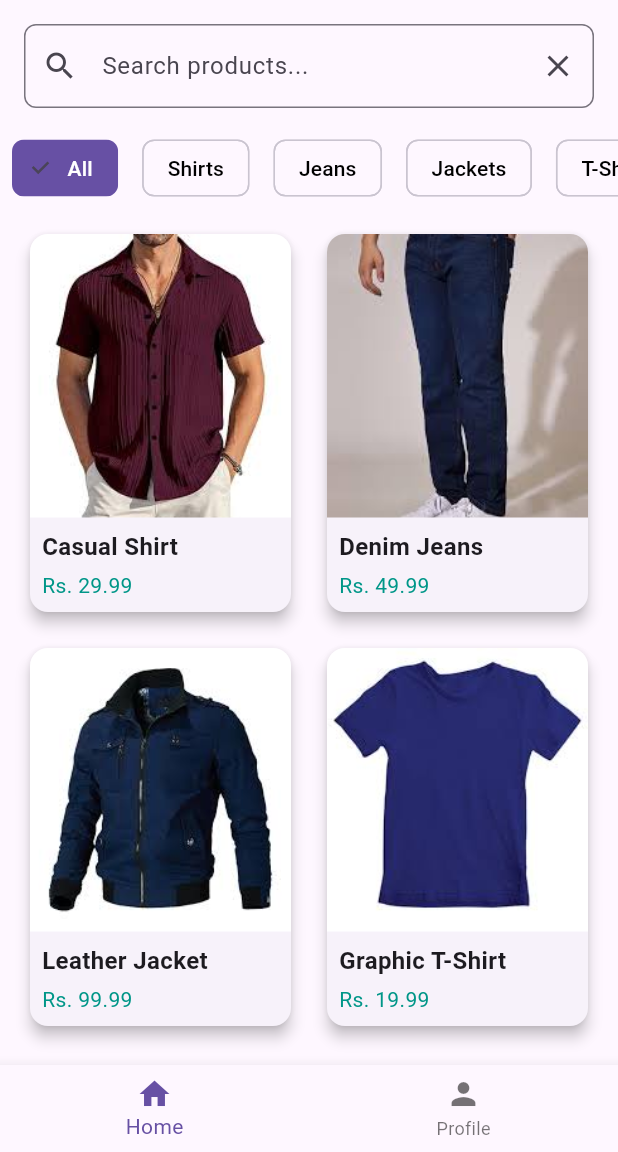
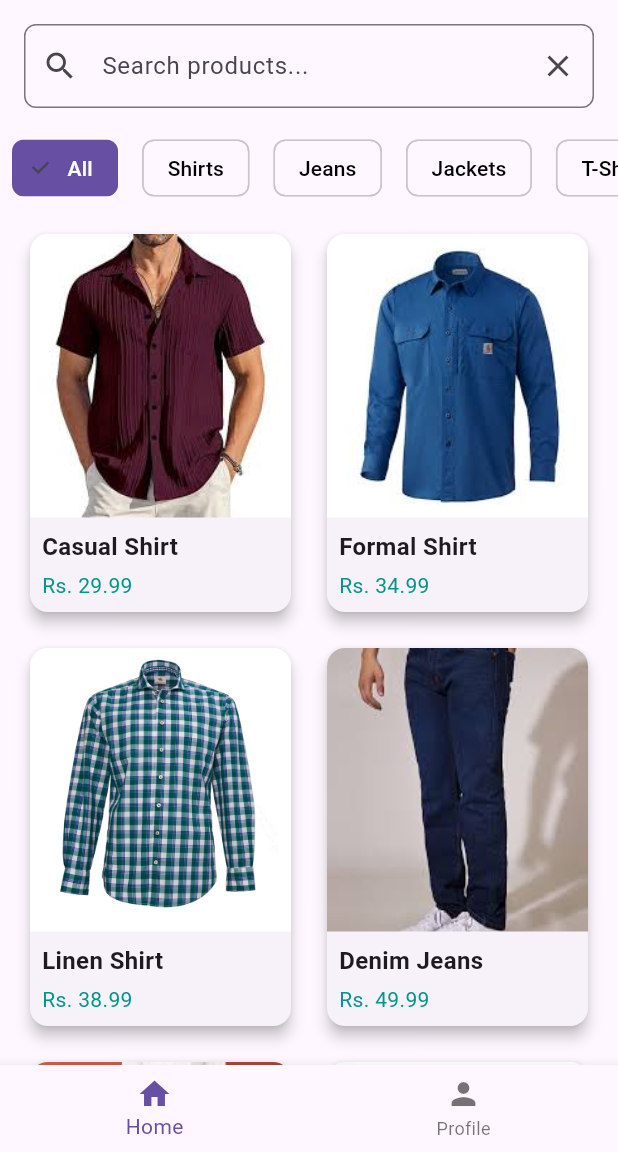
Before and after one commit to BasitAchak/Clothing_APP, a Flutter app: the HomeScreen screen opened directly with empty values, on a phone screen of 412 x 824 dp, the part 84-1236 px from its top. Run offline on Flutter 3.47's test engine with Material 3 defaults, Android fonts, the phone set to English and light mode, and no system bars; our stand-ins replace shared_preferences; accounts and stored records are empty.

Commit message:
Added product images and updated HomeScreen with categorized products

```diff
--- a/lib/screens/home_screen.dart
+++ b/lib/screens/home_screen.dart
@@ -23,6 +23,7 @@ class _HomeScreenState extends State<HomeScreen> {
   int _selectedIndex = 0;
 
   final List<Product> _products = [
+    // Shirts
     Product(
       id: '1',
       name: 'Casual Shirt',
@@ -33,6 +34,26 @@ class _HomeScreenState extends State<HomeScreen> {
       category: 'Shirts',
     ),
     Product(
+      id: '14',
+      name: 'Formal Shirt',
+      description: 'Business formal shirt',
+      price: 34.99,
+      imageUrl: 'assets/images/shirt1.png',
+      stock: 17,
+      category: 'Shirts',
+    ),
+    Product(
+      id: '15',
+      name: 'Linen Shirt',
+      description: 'Breathable linen shirt',
+      price: 38.99,
+      imageUrl: 'assets/images/shirt2.png',
+      stock: 10,
+      category: 'Shirts',
+    ),
+
+    // Jeans
+    Product(
       id: '2',
       name: 'Denim Jeans',
       description: 'Stylish blue jeans',
@@ -41,6 +62,26 @@ class _HomeScreenState extends State<HomeScreen> {
       stock: 15,
       category: 'Jeans',
     ),
+    Product(
+      id: '12',
+      name: 'Black Jeans',
+      description: 'Slim fit black jeans',
+      price: 54.99,
+      imageUrl: 'assets/images/jeans1.png',
+      stock: 13,
+      category: 'Jeans',
+    ),
+    Product(
+      id: '13',
+      name: 'Ripped Jeans',
+      description: 'Distressed ripped jeans',
+      price: 59.99,
+      imageUrl: 'assets/images/jeans2.png',
+      stock: 10,
+      category: 'Jeans',
+    ),
+
+    // Jackets
     Product(
       id: '3',
       name: 'Leather Jacket',
@@ -51,6 +92,35 @@ class _HomeScreenState extends State<HomeScreen> {
       category: 'Jackets',
     ),
     Product(
+      id: '9',
+      name: 'Bomber Jacket',
+      description: 'Classic bomber jacket',
+      price: 89.99,
+      imageUrl: 'assets/images/jacket1.png',
+      stock: 8,
+      category: 'Jackets',
+    ),
+    Product(
+      id: '10',
+      name: 'Puffer Jacket',
+      description: 'Insulated puffer jacket',
+      price: 109.99,
+      imageUrl: 'assets/images/jacket2.png',
+      stock: 9,
+      category: 'Jackets',
+    ),
+    Product(
+      id: '11',
+      name: 'Rain Jacket',
+      description: 'Waterproof rain jacket',
+      price: 69.99,
+      imageUrl: 'assets/images/jacket3.png',
+      stock: 11,
+      category: 'Jackets',
+    ),
+
+    // T-Shirts
+    Product(
       id: '4',
       name: 'Graphic T-Shirt',
       description: 'Cool graphic tee',
@@ -58,6 +128,71 @@ class _HomeScreenState extends State<HomeScreen> {
       imageUrl: 'assets/images/tshirt.png',
       stock: 30,
       category: 'T-Shirts',
+    ),
+    Product(
+      id: '16',
+      name: 'Plain T-Shirt',
+      description: 'Basic plain tee',
+      price: 14.99,
+      imageUrl: 'assets/images/tshirt1.png',
+      stock: 25,
+      category: 'T-Shirts',
+    ),
+    Product(
+      id: '17',
+      name: 'Striped T-Shirt',
+      description: 'T-shirt with stripes',
+      price: 18.99,
+      imageUrl: 'assets/images/tshirt2.png',
+      stock: 20,
+      category: 'T-Shirts',
+    ),
+    Product(
+      id: '18',
+      name: 'V-Neck T-Shirt',
+      description: 'V-neck cotton t-shirt',
+      price: 16.99,
+      imageUrl: 'assets/images/tshirt3.png',
+      stock: 22,
+      category: 'T-Shirts',
+    ),
+
+    // Hoodies
+    Product(
+      id: '5',
+      name: 'Classic Hoodie',
+      description: 'Warm and cozy hoodie',
+      price: 39.99,
+      imageUrl: 'assets/images/hoodie.png',
+      stock: 18,
+      category: 'Hoodies',
+    ),
+    Product(
+      id: '6',
+      name: 'Zip Hoodie',
+      description: 'Zipper hoodie with pockets',
+      price: 42.99,
+      imageUrl: 'assets/images/hoodie2.png',
+      stock: 12,
+      category: 'Hoodies',
+    ),
+    Product(
+      id: '7',
+      name: 'Oversized Hoodie',
+      description: 'Trendy oversized hoodie',
+      price: 45.99,
+      imageUrl: 'assets/images/hoodie3.png',
+      stock: 14,
+      category: 'Hoodies',
+    ),
+    Product(
+      id: '8',
+      name: 'Slim Fit Hoodie',
+      description: 'Slim fit stylish hoodie',
+      price: 41.99,
+      imageUrl: 'assets/images/hoodie4.png',
+      stock: 16,
+      category: 'Hoodies',
     ),
   ];
 
@@ -83,7 +218,8 @@ class _HomeScreenState extends State<HomeScreen> {
                   Navigator.push(
                     context,
                     MaterialPageRoute(
-                      builder: (context) => CartScreen(userEmail: widget.userEmail),
+                      builder: (context) =>
+                          CartScreen(userEmail: widget.userEmail),
                     ),
                   );
                 },
@@ -97,7 +233,9 @@ class _HomeScreenState extends State<HomeScreen> {
                     radius: 10,
                     child: Text(
                       '${cartProvider.itemCount}',
-                      style: const TextStyle(color: Color.fromARGB(255, 149, 28, 151), fontSize: 12),
+                      style: const TextStyle(
+                          color: Color.fromARGB(255, 149, 28, 151),
+                          fontSize: 12),
                     ),
                   ),
                 ),
@@ -115,7 +253,14 @@ class _HomeScreenState extends State<HomeScreen> {
             },
           ),
           CategoryFilterWidget(
-            categories: ['All', 'Shirts', 'Jeans', 'Jackets', 'T-Shirts'],
+            categories: [
+              'All',
+              'Shirts',
+              'Jeans',
+              'Jackets',
+              'T-Shirts',
+              'Hoodies',
+            ],
             selectedCategory: _selectedCategory,
             onCategorySelected: (category) {
               setState(() {
@@ -141,7 +286,8 @@ class _HomeScreenState extends State<HomeScreen> {
                     Navigator.push(
                       context,
                       MaterialPageRoute(
-                        builder: (context) => ProductDetailScreen(product: product),
+                        builder: (context) =>
+                            ProductDetailScreen(product: product),
                       ),
                     );
                   },
@@ -158,7 +304,9 @@ class _HomeScreenState extends State<HomeScreen> {
     if (_selectedCategory == 'All') {
       return _products;
     }
-    return _products.where((product) => product.category == _selectedCategory).toList();
+    return _products
+        .where((product) => product.category == _selectedCategory)
+        .toList();
   }
 
   @override
@@ -168,7 +316,7 @@ class _HomeScreenState extends State<HomeScreen> {
           ? _buildHomeContent()
           : ProfileScreen(
               email: widget.userEmail,
-              orderHistory: [], // Pass real order history if available
+              orderHistory: [],
             ),
       bottomNavigationBar: BottomNavigationBar(
         currentIndex: _selectedIndex,
```
Also changed, not shown: pubspec.yaml (+1 -10 lines), assets/images/hoodie2.png (added), assets/images/hoodie3.png (added), assets/images/hoodie4.png (added), assets/images/jacket1.png (added), assets/images/jacket2.png (added), assets/images/jacket3.png (added), assets/images/jeans1.png (added), assets/images/jeans2.png (added), assets/images/onboarding1.png, assets/images/onboarding2.png, assets/images/onboarding3.png, assets/images/profile_placeholder.png (deleted), assets/images/shirt1.png (added), 5 more files.
